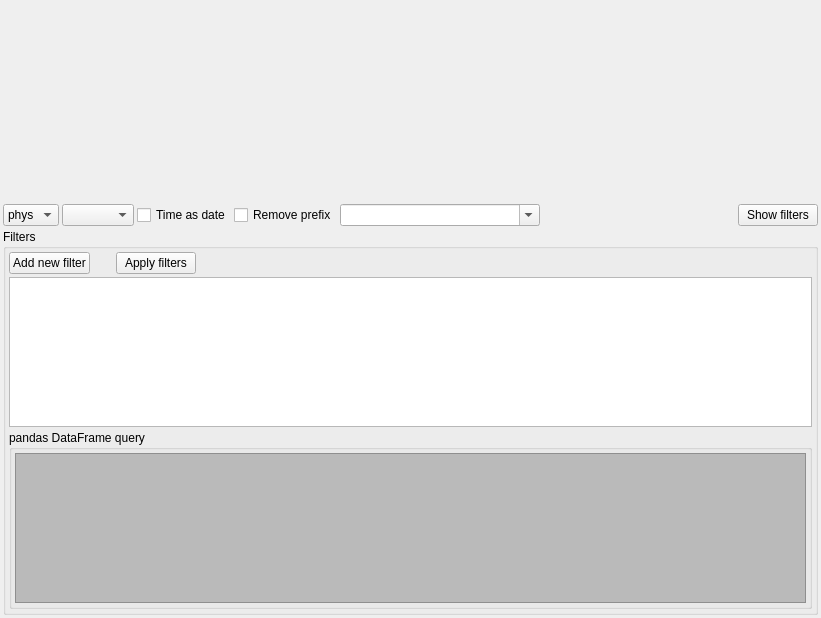
This is src/asammdf/gui/ui/tabular.ui in danielhrisca/asammdf as Qt 5 draws it before an edit. The edited form follows.
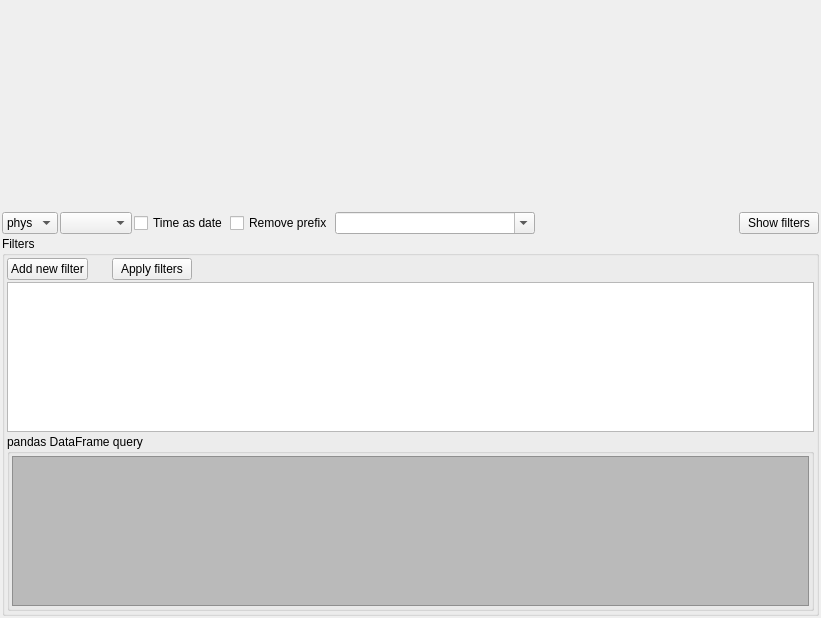
This is the edited form. Icons and pictures are not drawn. Custom widgets are drawn as their Qt base class.

Patch:
```diff
--- a/src/asammdf/gui/ui/tabular.ui
+++ b/src/asammdf/gui/ui/tabular.ui
@@ -15,31 +15,31 @@
   </property>
   <layout class="QVBoxLayout" name="verticalLayout" stretch="1,0,0">
    <property name="spacing">
-  <number>3</number>
+  <number>2</number>
 </property>
    <property name="leftMargin">
-  <number>3</number>
+  <number>2</number>
 </property>
    <property name="topMargin">
-  <number>3</number>
+  <number>2</number>
 </property>
    <property name="rightMargin">
-  <number>3</number>
+  <number>2</number>
 </property>
    <property name="bottomMargin">
-  <number>3</number>
+  <number>2</number>
 </property>
    <item>
     <layout class="QHBoxLayout" name="horizontalLayout">
      <property name="spacing">
-  <number>3</number>
+  <number>2</number>
 </property>
     </layout>
    </item>
    <item>
     <layout class="QHBoxLayout" name="horizontalLayout_2">
      <property name="spacing">
-  <number>3</number>
+  <number>2</number>
 </property>
      <item>
       <widget class="QComboBox" name="format_selection">
@@ -123,19 +123,19 @@
      </property>
      <layout class="QGridLayout" name="gridLayout_3" columnstretch="0,0,0,1">
       <property name="leftMargin">
-  <number>3</number>
+  <number>2</number>
 </property>
       <property name="topMargin">
-  <number>3</number>
+  <number>2</number>
 </property>
       <property name="rightMargin">
-  <number>3</number>
+  <number>2</number>
 </property>
       <property name="bottomMargin">
-  <number>3</number>
+  <number>2</number>
 </property>
       <property name="spacing">
-  <number>3</number>
+  <number>2</number>
 </property>
       <item row="0" column="0">
        <widget class="QPushButton" name="add_filter_btn">
@@ -214,19 +214,19 @@
         </property>
         <layout class="QGridLayout" name="gridLayout">
          <property name="leftMargin">
-  <number>3</number>
+  <number>2</number>
 </property>
          <property name="topMargin">
-  <number>3</number>
+  <number>2</number>
 </property>
          <property name="rightMargin">
-  <number>3</number>
+  <number>2</number>
 </property>
          <property name="bottomMargin">
-  <number>3</number>
+  <number>2</number>
 </property>
          <property name="spacing">
-  <number>3</number>
+  <number>2</number>
 </property>
          <item row="0" column="0">
           <widget class="QTextEdit" name="query">
```
